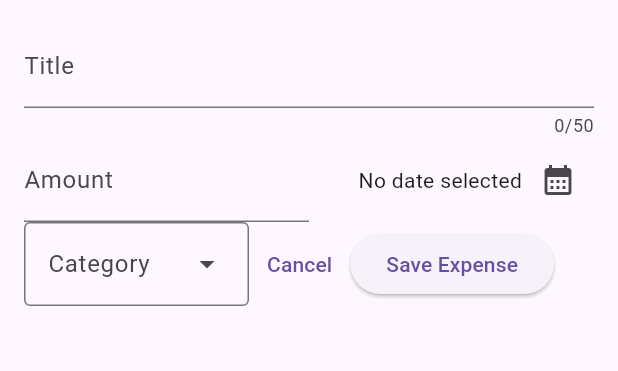
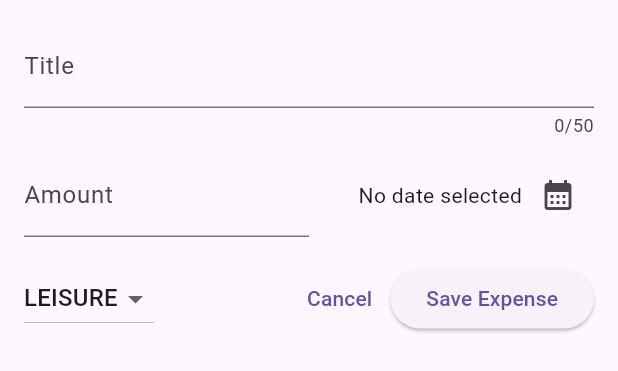
Before and after one commit to shaikhikram04/Expensive-Tracker, a Flutter app: the NewExpense widget shown alone on an empty page, opened directly, after a tap on "Save Expense", on a phone screen of 412 x 824 dp. Shown: the top 371 px of the screen. Run offline on Flutter 3.47's test engine with Material 3 defaults, Android fonts, the phone set to English and light mode, and no system bars.

Commit message:
handled Category DropDown button

```diff
--- a/lib/widgets/new_expense.dart
+++ b/lib/widgets/new_expense.dart
@@ -12,6 +12,7 @@
   final _titleController = TextEditingController();
   final _amountController = TextEditingController();
   DateTime? _selectedDate;
+  Category _selectedCategory = Category.leisure;
 
   void _presentDatePicker() async {
     final now = DateTime.now();
@@ -47,6 +48,7 @@
               label: Text('Title'),
             ),
           ),
+          const SizedBox(height: 10),
           Row(
             children: [
               Expanded(
@@ -77,13 +79,29 @@
               ),
             ],
           ),
+          const SizedBox(height: 17),
           Row(
             children: [
-              const DropdownMenu(
-                label: Text('Category'),
-                dropdownMenuEntries: [],
-                width: 150,
+              DropdownButton(
+                value: _selectedCategory,
+                items: Category.values
+                    .map(
+                      (category) => DropdownMenuItem(
+                        value: category,
+                        child: Text(
+                          category.name.toUpperCase(),
+                        ),
+                      ),
+                    )
+                    .toList(),
+                onChanged: (value) {
+                  if (value == null) return;
+                  setState(() {
+                    _selectedCategory = value;
+                  });
+                },
               ),
+              const Spacer(),
               TextButton(
                 onPressed: () {
                   Navigator.pop(context);
@@ -91,9 +109,7 @@
                 child: const Text('Cancel'),
               ),
               ElevatedButton(
-                onPressed: () {
-                  print(_titleController.text);
-                },
+                onPressed: () {},
                 child: const Text('Save Expense'),
               ),
             ],
```
